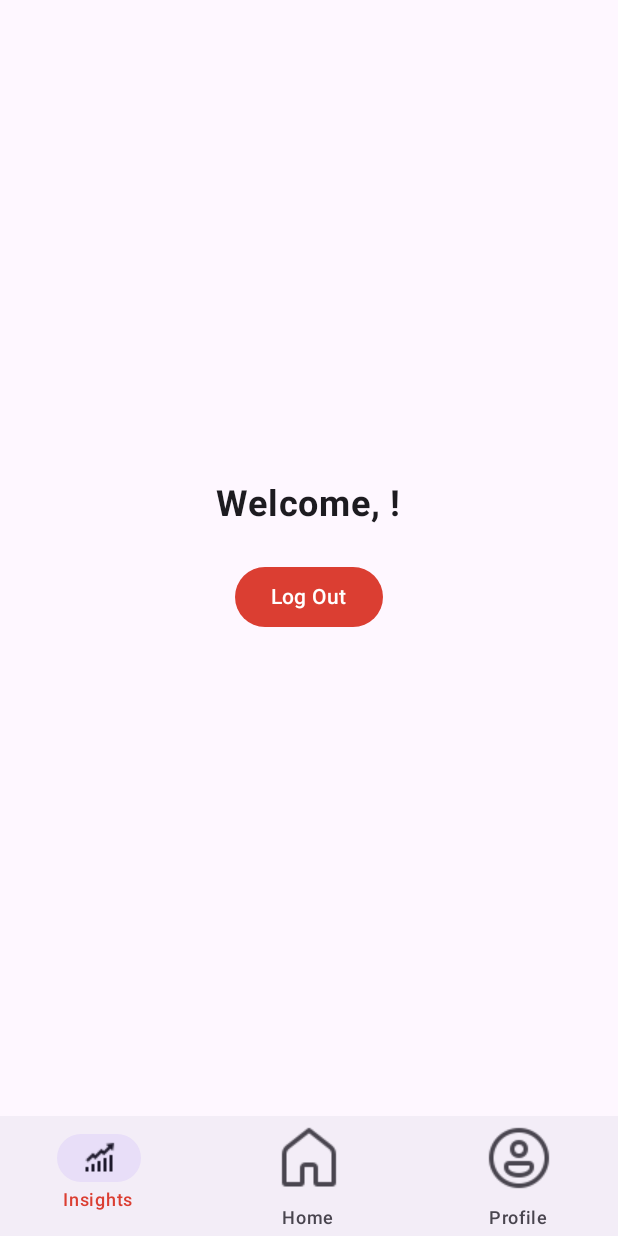
After one commit to PioRomo/StatBuddyApp, an Android app built with Jetpack Compose: the composable ProfileScreen called with empty values, on a phone screen of 412 x 824 dp. The commit adds this screen. Run offline under Robolectric (Android 15) with nearby library versions, the phone set to English and light mode, and no system bars; 1 statement that could not run was skipped.

Commit message:
* Added Icons to Nav Bar * Added Profile Page * Added LogOut functionality

```diff
--- /dev/null
+++ b/app/src/main/java/com/example/statbuddy/ProfileScreen.kt
@@ -0,0 +1,105 @@
+package com.example.statbuddy
+
+import android.content.Intent
+import androidx.compose.foundation.layout.*
+import androidx.compose.material3.*
+import androidx.compose.runtime.*
+import androidx.compose.ui.Alignment
+import androidx.compose.ui.Modifier
+import androidx.compose.ui.platform.LocalContext
+import androidx.compose.ui.res.painterResource
+import androidx.compose.ui.text.font.FontWeight
+import androidx.compose.ui.tooling.preview.Preview
+import androidx.compose.ui.unit.dp
+import androidx.compose.ui.unit.sp
+import com.example.statbuddy.ui.theme.StatBuddyTheme
+
+@Composable
+fun ProfileScreen(
+    userName: String,
+    onLogoutClick: () -> Unit,
+    onTabSelected: (Int) -> Unit,
+    selectedItem: Int
+) {
+    val context = LocalContext.current
+
+    Scaffold(
+        bottomBar = {
+            NavigationBar {
+                NavigationBarItem(
+                    selected = selectedItem == 0,
+                    onClick = { onTabSelected(0) },
+                    icon = {
+                        Icon(
+                            painter = painterResource(id = R.drawable.performance_factor),
+                            contentDescription = "Insights"
+                        )
+                    },
+                    label = { Text("Insights") }
+                )
+                NavigationBarItem(
+                    selected = selectedItem == 1,
+                    onClick = { onTabSelected(1) },
+                    icon = {
+                        Icon(
+                            painter = painterResource(id = R.drawable.home_icon),
+                            contentDescription = "Home"
+                        )
+                    },
+                    label = { Text("Home") }
+                )
+                NavigationBarItem(
+                    selected = selectedItem == 2,
+                    onClick = { onTabSelected(2) },
+                    icon = {
+                        Icon(
+                            painter = painterResource(id = R.drawable.profile_icon),
+                            contentDescription = "Profile"
+                        )
+                    },
+                    label = { Text("Profile") }
+                )
+            }
+        }
+    ) { innerPadding ->
+        Column(
+            modifier = Modifier
+                .padding(innerPadding)
+                .fillMaxSize()
+                .padding(24.dp),
+            verticalArrangement = Arrangement.Center,
+            horizontalAlignment = Alignment.CenterHorizontally
+        ) {
+            Text(
+                text = "Welcome, $userName!",
+                fontSize = 24.sp,
+                fontWeight = FontWeight.Bold
+            )
+
+            Spacer(modifier = Modifier.height(24.dp))
+
+            Button(
+                onClick = onLogoutClick,
+                colors = ButtonDefaults.buttonColors(
+                    containerColor = MaterialTheme.colorScheme.secondary,
+                    contentColor = MaterialTheme.colorScheme.tertiary
+                )
+            ) {
+                Text("Log Out")
+            }
+        }
+    }
+}
+
+@Preview(showBackground = true)
+@Composable
+fun ProfileScreenPreview() {
+    StatBuddyTheme {
+        ProfileScreen(
+            userName = "Preview User",
+            onLogoutClick = {},
+            onTabSelected = {},
+            selectedItem = 2
+        )
+    }
+}
```
Also changed, not shown: app/src/main/java/com/example/statbuddy/HomeScreen.kt (+14 -7 lines), app/src/main/java/com/example/statbuddy/ProfileActivity.kt (added, +41 -0 lines), app/src/main/res/drawable/home_icon.png (added), app/src/main/res/drawable/performance_factor.png (added), app/src/main/res/drawable/profile_icon.png (added).
